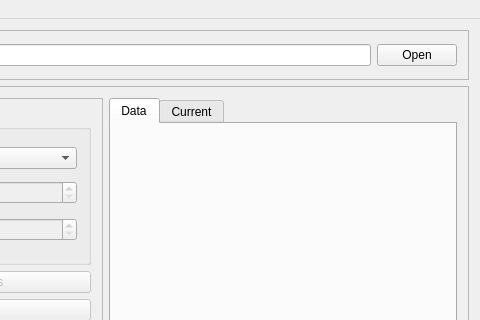
Old version of the form Software/GUI/Program/mainwindow.ui in the repository jcbedoyam/AbacusSoftware; both pictures show x 170 to 650 and y 0 to 320 of the 650 by 684 pixel window.
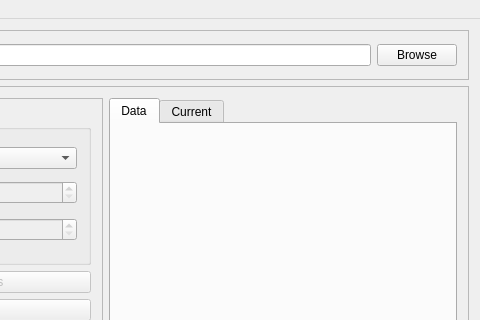
New version of the form.

```diff
--- a/Software/GUI/Program/mainwindow.ui
+++ b/Software/GUI/Program/mainwindow.ui
@@ -56,7 +56,7 @@
        <item>
         <widget class="QPushButton" name="save_button">
          <property name="text">
-          <string>Open</string>
+          <string>Browse</string>
          </property>
         </widget>
        </item>
```
